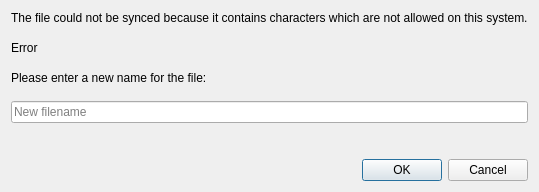
This is src/gui/invalidfilenamedialog.ui in nextmcloud/desktop as Qt 5 draws it before an edit. The edited form follows.
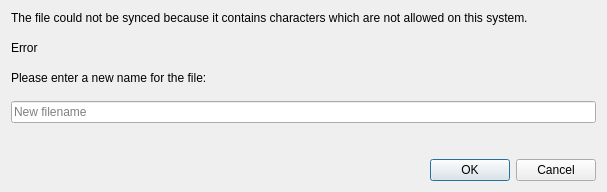
This is the edited form.

Commit message: Font changed to Microsoft sans sarif

The edit to the form file:
```diff
--- a/src/gui/invalidfilenamedialog.ui
+++ b/src/gui/invalidfilenamedialog.ui
@@ -6,10 +6,15 @@
    <rect>
     <x>0</x>
     <y>0</y>
-    <width>411</width>
+    <width>607</width>
     <height>192</height>
    </rect>
   </property>
+  <property name="font">
+   <font>
+    <family>Microsoft Sans Serif</family>
+   </font>
+  </property>
   <property name="windowTitle">
    <string>Invalid filename</string>
   </property>
```
The commit also changes 25 other files.
